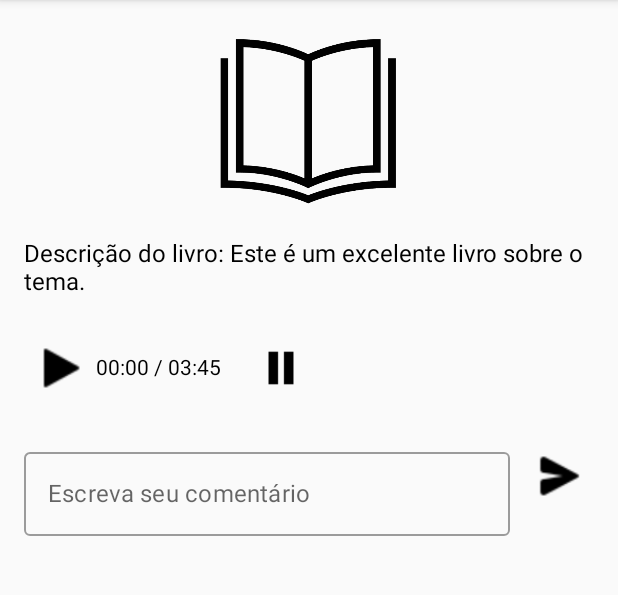
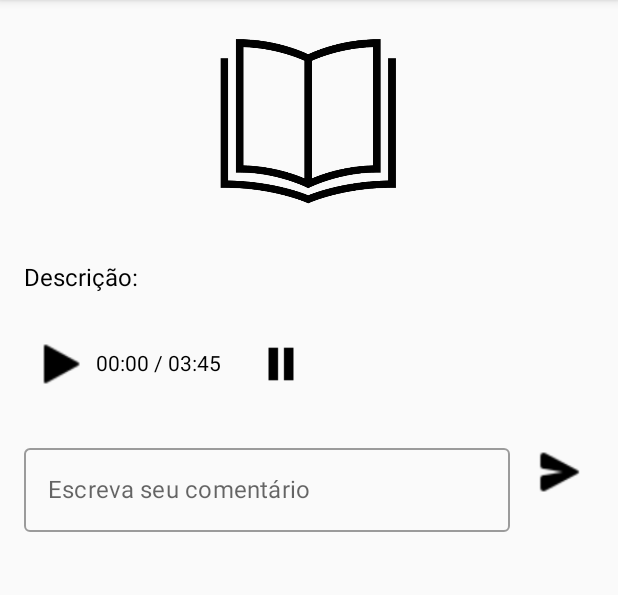
Before and after one commit to jandersonsiqueira/read-sync-mobile, an Android app built with Jetpack Compose: the LivroDetalhesActivity screen opened directly, with no data from a screen before it, on a phone screen of 412 x 824 dp, the part 84-679 px from its top. Run offline under Robolectric (Android 15) with nearby library versions, the phone set to English and light mode, and no system bars; our stand-ins replace Firebase (no records; nobody signed in at launch, a user with empty details on screens opened directly).

Commit message:
Carregando detalhes do livro

```diff
--- a/androidApp/src/main/java/com/example/readsync2/android/leitor/LivroDetalhesActivity.kt
+++ b/androidApp/src/main/java/com/example/readsync2/android/leitor/LivroDetalhesActivity.kt
@@ -11,30 +11,64 @@ import androidx.compose.material.*
 import androidx.compose.runtime.*
 import androidx.compose.ui.Alignment
 import androidx.compose.ui.Modifier
+import androidx.compose.ui.platform.LocalContext
 import androidx.compose.ui.res.painterResource
+import androidx.compose.ui.text.font.FontWeight
+import androidx.compose.ui.text.input.TextFieldValue
 import androidx.compose.ui.unit.dp
 import androidx.compose.ui.unit.sp
 import com.example.readsync2.android.R
+import com.google.firebase.firestore.FirebaseFirestore
 
 class LivroDetalhesActivity : ComponentActivity() {
     override fun onCreate(savedInstanceState: Bundle?) {
         super.onCreate(savedInstanceState)
+
+        val livroId = intent.getStringExtra("livroId")
         setContent {
-            LivroDetalhesScreen()
+            LivroDetalhesScreen(livroId = livroId)
         }
     }
 }
 
 @Composable
-fun LivroDetalhesScreen() {
-    var comentario by remember { mutableStateOf("") }
-    var listaComentarios by remember { mutableStateOf(listOf<String>()) }
+fun LivroDetalhesScreen(livroId: String?) {
+    var descricao by remember { mutableStateOf(TextFieldValue("")) }
+
+    val db = FirebaseFirestore.getInstance()
+
+    LaunchedEffect(livroId) {
+        if (livroId != null) {
+            // Acessando o documento corretamente
+            db.collection("livros").document(livroId).get()
+                .addOnSuccessListener { doc ->
+                    if (doc.exists()) {
+                        // Garantir que o campo 'descricao' existe e é do tipo String
+                        val descricaoCampo = doc.getString("descricao")
+                        if (descricaoCampo != null) {
+                            descricao = TextFieldValue(descricaoCampo)
+                        } else {
+                            println("Descrição não encontrada ou campo não é uma string.")
+                        }
+                    } else {
+                        println("Documento não encontrado.")
+                    }
+                }
+                .addOnFailureListener { e ->
+                    println("Erro ao buscar detalhes do livro: ${e.message}")
+                }
+        } else {
+            println("ID do livro está vazio.")
+        }
+    }
+
 
     Column(
         modifier = Modifier
             .fillMaxSize()
             .padding(16.dp)
     ) {
+        // Capa do livro
         Box(
             modifier = Modifier.fillMaxWidth(),
             contentAlignment = Alignment.Center
@@ -48,8 +82,10 @@ fun LivroDetalhesScreen() {
 
         Spacer(modifier = Modifier.height(16.dp))
 
+        Spacer(modifier = Modifier.height(16.dp))
+
         Text(
-            text = "Descrição do livro: Este é um excelente livro sobre o tema.",
+            text = "Descrição: ${descricao.text}",
             fontSize = 16.sp
         )
 
@@ -82,7 +118,17 @@ fun LivroDetalhesScreen() {
         }
 
         Spacer(modifier = Modifier.height(16.dp))
+        var comentario by remember { mutableStateOf("") }
+        var listaComentarios by remember { mutableStateOf(listOf<String>()) }
 
+        // Exibe os comentários
+        LazyColumn {
+            items(listaComentarios) { comentario ->
+                Text(text = comentario, modifier = Modifier.padding(8.dp))
+            }
+        }
+
+        // Seção para adicionar comentários
         Row(modifier = Modifier.fillMaxWidth()) {
             OutlinedTextField(
                 value = comentario,
@@ -109,10 +155,5 @@ fun LivroDetalhesScreen() {
 
         Spacer(modifier = Modifier.height(16.dp))
 
-        LazyColumn {
-            items(listaComentarios) { comentario ->
-                Text(text = comentario, modifier = Modifier.padding(8.dp))
-            }
-        }
     }
 }
```
Also changed, not shown: androidApp/src/main/java/com/example/readsync2/android/leitor/TelaPrincipalLeitor.kt (+6 -3 lines).
